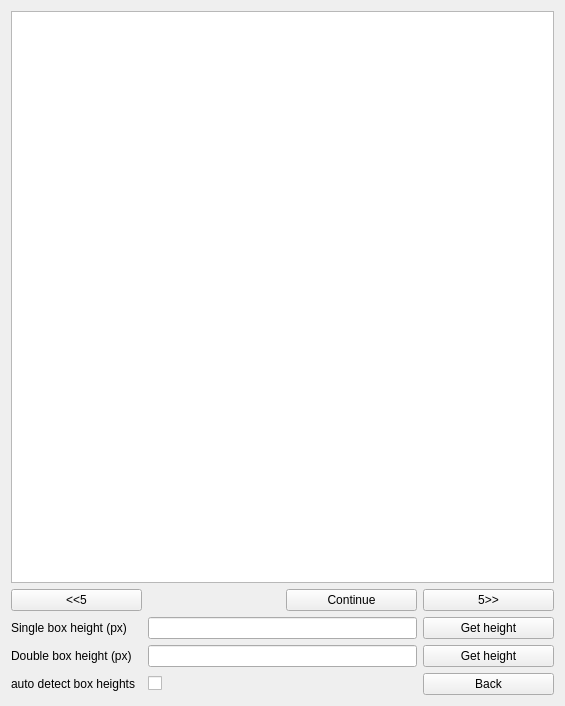
First picture: the form in SubScraperGUI/HeightSelect.ui, repository lkelly451/SubScraperGUI, before the edit.
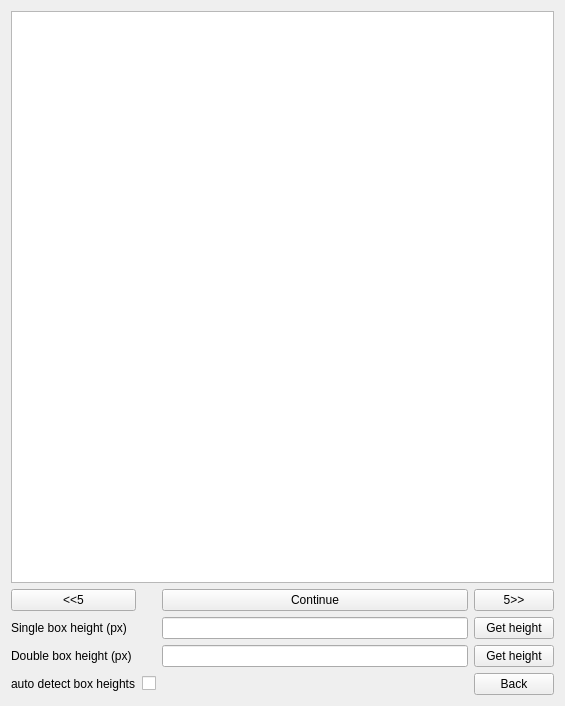
Second picture: the form after the edit.

Commit message: Added system for getting box heights

What changed in the file:
```diff
--- a/SubScraperGUI/HeightSelect.ui
+++ b/SubScraperGUI/HeightSelect.ui
@@ -17,82 +17,82 @@
    <item row="0" column="0" colspan="4">
     <widget class="QGraphicsView" name="framePreview"/>
    </item>
-   <item row="1" column="0">
+   <item row="3" column="3">
+    <widget class="QPushButton" name="singleGetHeight">
+     <property name="text">
+      <string>Get height</string>
+     </property>
+    </widget>
+   </item>
+   <item row="5" column="1">
+    <widget class="QCheckBox" name="autoCheckBox">
+     <property name="text">
+      <string/>
+     </property>
+    </widget>
+   </item>
+   <item row="5" column="3">
+    <widget class="QPushButton" name="backButton">
+     <property name="text">
+      <string>Back</string>
+     </property>
+    </widget>
+   </item>
+   <item row="4" column="3">
+    <widget class="QPushButton" name="doubleGetHeight">
+     <property name="text">
+      <string>Get height</string>
+     </property>
+    </widget>
+   </item>
+   <item row="2" column="0">
     <widget class="QPushButton" name="frameBack">
      <property name="text">
       <string>&lt;&lt;5</string>
      </property>
     </widget>
    </item>
-   <item row="1" column="3">
-    <widget class="QPushButton" name="frameForward">
-     <property name="text">
-      <string>5&gt;&gt;</string>
-     </property>
-    </widget>
-   </item>
-   <item row="2" column="0">
-    <widget class="QLabel" name="singleLabel">
-     <property name="text">
-      <string>Single box height (px)</string>
-     </property>
-    </widget>
-   </item>
-   <item row="2" column="1" colspan="2">
-    <widget class="QLineEdit" name="doubleLineEdit"/>
-   </item>
-   <item row="3" column="0">
+   <item row="4" column="0">
     <widget class="QLabel" name="doubleLabel">
      <property name="text">
       <string>Double box height (px)</string>
      </property>
     </widget>
    </item>
-   <item row="3" column="1" colspan="2">
-    <widget class="QLineEdit" name="singleLineEdit"/>
+   <item row="3" column="0">
+    <widget class="QLabel" name="singleLabel">
+     <property name="text">
+      <string>Single box height (px)</string>
+     </property>
+    </widget>
    </item>
-   <item row="4" column="0">
+   <item row="5" column="0">
     <widget class="QLabel" name="autoLabel">
      <property name="text">
       <string>auto detect box heights</string>
      </property>
     </widget>
    </item>
-   <item row="4" column="1">
-    <widget class="QCheckBox" name="autoCheckBox">
-     <property name="text">
-      <string/>
-     </property>
-    </widget>
-   </item>
-   <item row="4" column="3">
-    <widget class="QPushButton" name="backButton">
-     <property name="text">
-      <string>Back</string>
-     </property>
-    </widget>
-   </item>
    <item row="2" column="3">
-    <widget class="QPushButton" name="singleGetHeight">
+    <widget class="QPushButton" name="frameForward">
      <property name="text">
-      <string>Get height</string>
+      <string>5&gt;&gt;</string>
      </property>
     </widget>
    </item>
-   <item row="3" column="3">
-    <widget class="QPushButton" name="doubleGetHeight">
-     <property name="text">
-      <string>Get height</string>
-     </property>
-    </widget>
-   </item>
-   <item row="1" column="2">
+   <item row="2" column="2">
     <widget class="QPushButton" name="continueButton">
      <property name="text">
       <string>Continue</string>
      </property>
     </widget>
    </item>
+   <item row="3" column="2">
+    <widget class="QLineEdit" name="singleLineEdit"/>
+   </item>
+   <item row="4" column="2">
+    <widget class="QLineEdit" name="doubleLineEdit"/>
+   </item>
   </layout>
  </widget>
  <layoutdefault spacing="6" margin="11"/>
```
The commit also changes 10 other files.
